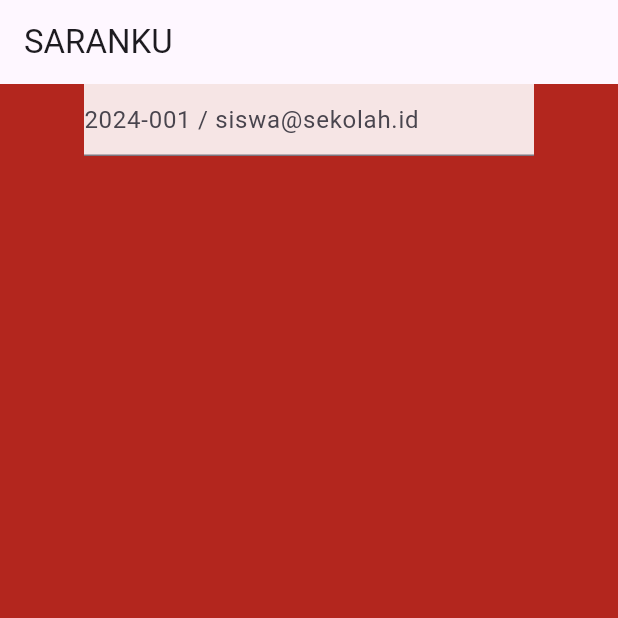
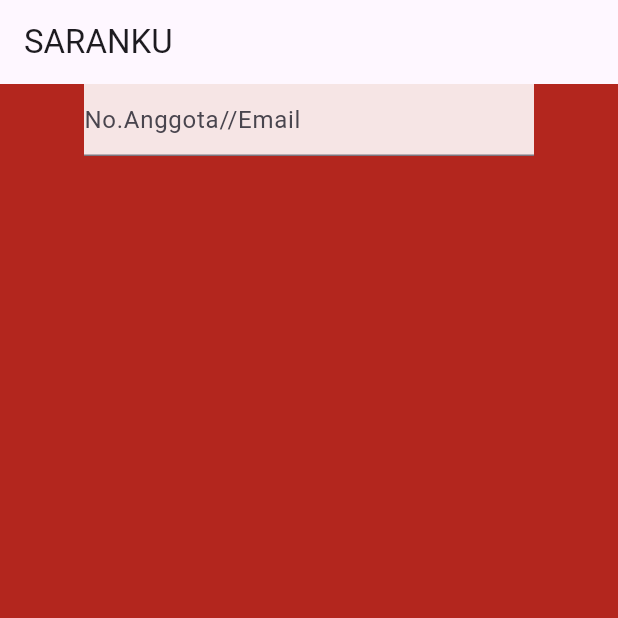
Before and after one commit to Schneider182/appSaranakuu, a Flutter app: the screen it shows after launch, on a phone screen of 412 x 824 dp, the top half of it. Run offline on Flutter 3.47's test engine with Material 3 defaults, Android fonts, the phone set to English and light mode, and no system bars.

Commit message:
Oct 8, 2026, 9:04 AM

```diff
--- a/lib/login.dart
+++ b/lib/login.dart
@@ -24,7 +24,7 @@ class _LoginPageState extends State<LoginPage> {
            color: Color.fromARGB(225, 255, 255, 255),
            child: TextField(
             decoration: InputDecoration(
-              hintText: "2024-001 / siswa@sekolah.id"
+              hintText: "No.Anggota//Email"
             ),
            ),
           )
```
